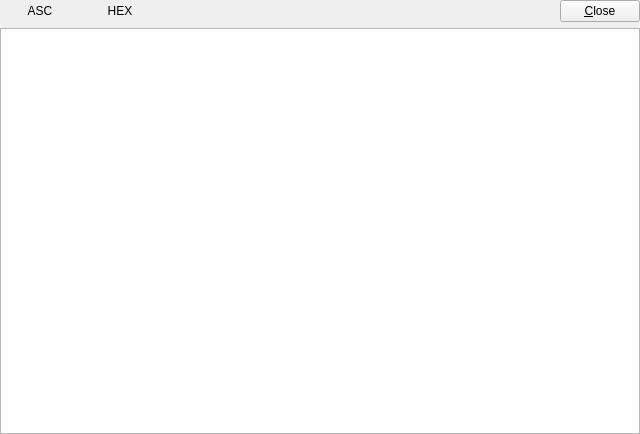
Old version of the form app/qtapp/appcmn_qt/console.ui in the repository lhuisman/myRTKLIB.
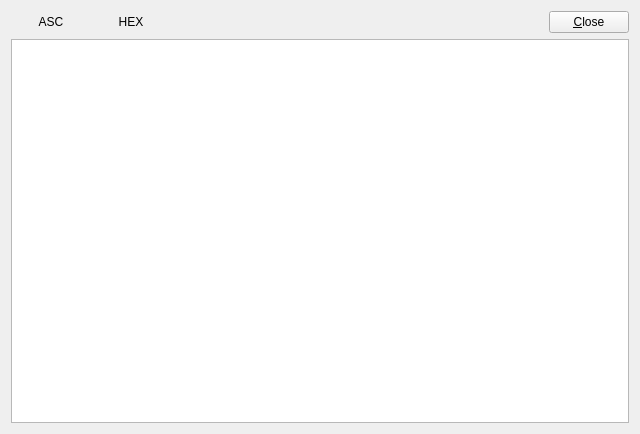
New version of the form. Icons and pictures are not drawn.

```diff
--- a/app/qtapp/appcmn_qt/console.ui
+++ b/app/qtapp/appcmn_qt/console.ui
@@ -17,18 +17,6 @@
    <string/>
   </property>
   <layout class="QVBoxLayout" name="verticalLayout">
-   <property name="leftMargin">
-    <number>0</number>
-   </property>
-   <property name="topMargin">
-    <number>0</number>
-   </property>
-   <property name="rightMargin">
-    <number>0</number>
-   </property>
-   <property name="bottomMargin">
-    <number>0</number>
-   </property>
    <item>
     <widget class="QWidget" name="Panel1" native="true">
      <property name="enabled">
```
Left out of the diff: 2 changed lines with no effect on the pictures.
